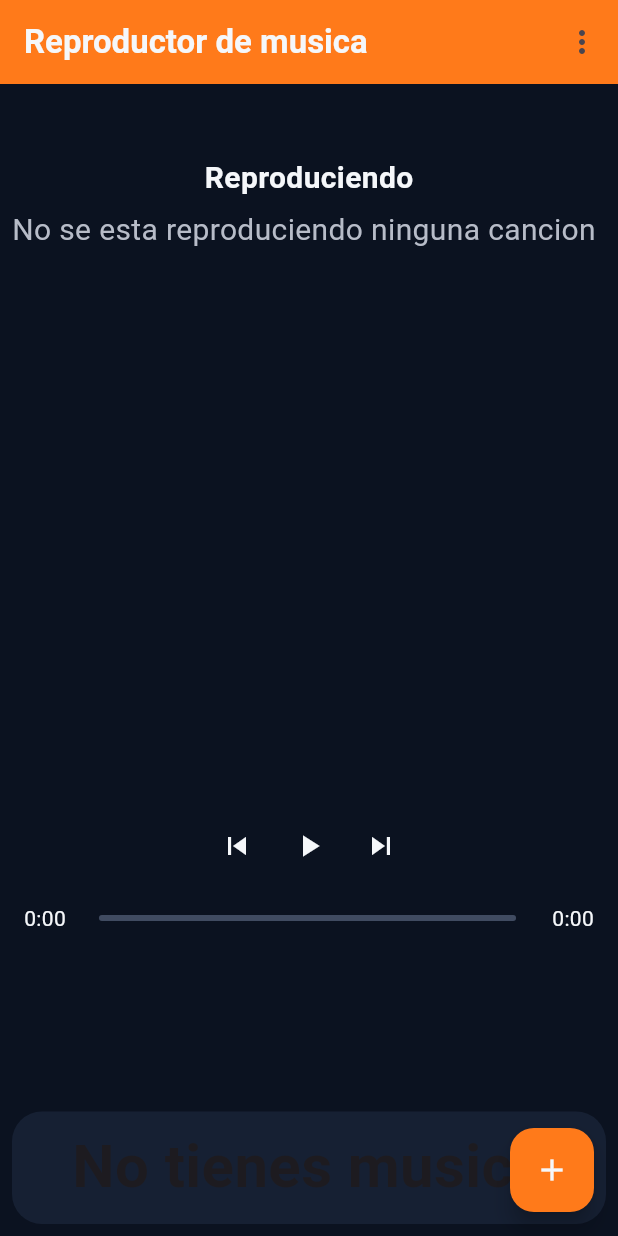
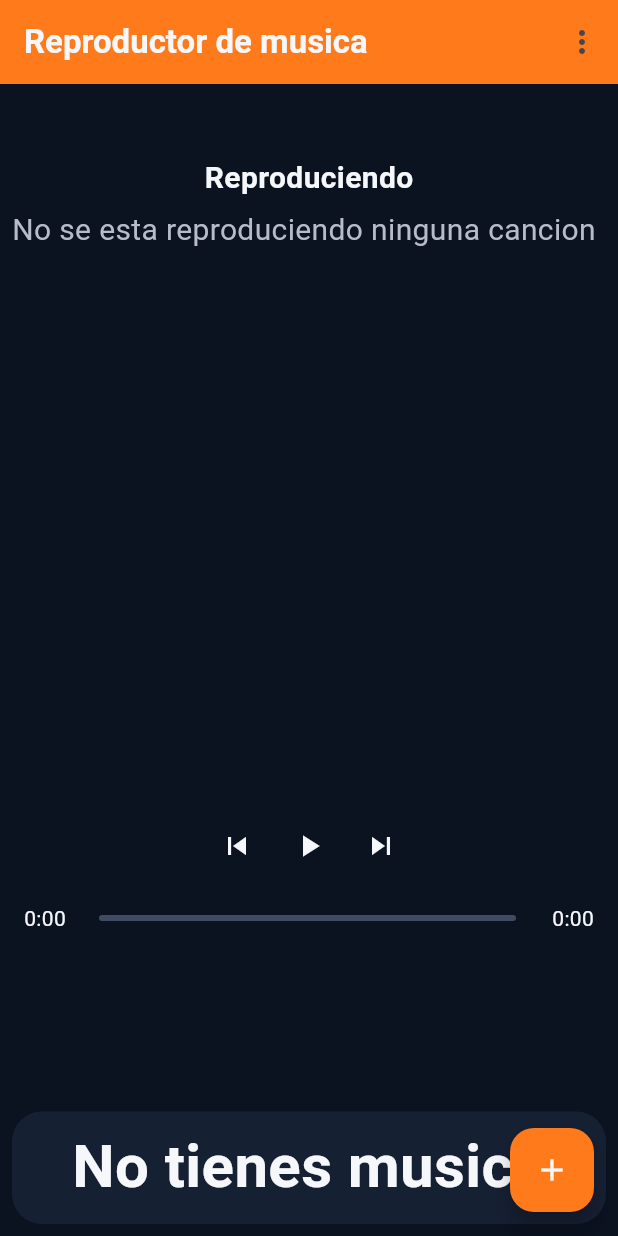
Before and after one commit to Edruby1/AppMusicLocal, a Flutter app: the screen it shows after launch, on a phone screen of 412 x 824 dp. Run offline on Flutter 3.47's test engine with Material 3 defaults, Android fonts, the phone set to English and light mode, and no system bars; our stand-ins replace file_picker, hive, hive_flutter, just_audio, marquee, permission_handler; accounts and stored records are empty.

Commit message:
changes to release

```diff
--- a/lib/features/player/widgets/MusicListWidget.dart
+++ b/lib/features/player/widgets/MusicListWidget.dart
@@ -37,12 +37,13 @@ class _MusicListWidgetState extends State<MusicListWidget> {
                   ),
                   child: Padding(
                     padding: const EdgeInsets.all(8.0),
-                    child: const Text(
+                    child: Text(
                       "No tienes musica",
                       textAlign: TextAlign.center,
                       style: TextStyle(
                         fontSize: 40,
                         fontWeight: FontWeight.bold,
+                        color: AppColors.text,
                       ),
                     ),
                   ),
```
Also changed, not shown: 1 other file.
